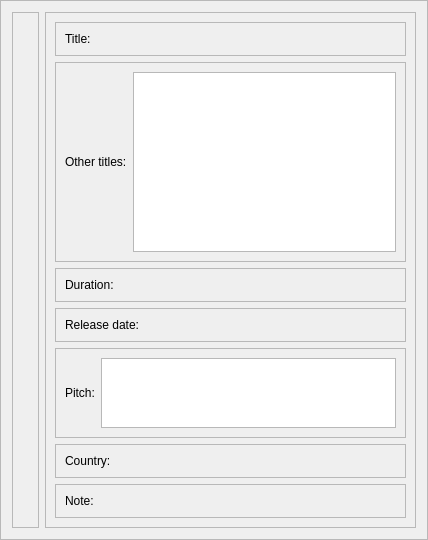
Qt form weboob/applications/qcineoob/ui/movie.ui (laurentb/weboob) before a commit.
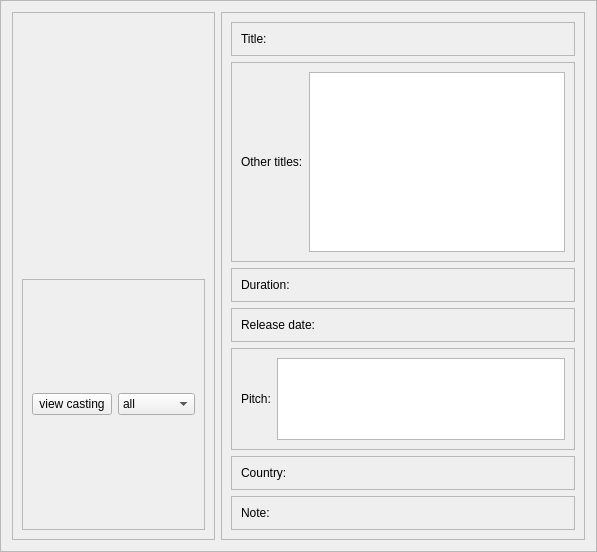
The same form after that commit.

Commit message: [qcineoob] casting almost done

Diff of the .ui file:
```diff
--- a/weboob/applications/qcineoob/ui/movie.ui
+++ b/weboob/applications/qcineoob/ui/movie.ui
@@ -6,8 +6,8 @@
    <rect>
     <x>0</x>
     <y>0</y>
-    <width>428</width>
-    <height>490</height>
+    <width>434</width>
+    <height>552</height>
    </rect>
   </property>
   <property name="sizePolicy">
@@ -46,7 +46,7 @@
      <property name="frameShadow">
       <enum>QFrame::Raised</enum>
      </property>
-     <layout class="QHBoxLayout" name="horizontalLayout_4">
+     <layout class="QVBoxLayout" name="verticalLayout_2">
       <item>
        <widget class="QLabel" name="imageLabel">
         <property name="text">
@@ -54,6 +54,44 @@
         </property>
        </widget>
       </item>
+      <item>
+       <widget class="QFrame" name="frame_10">
+        <property name="frameShape">
+         <enum>QFrame::StyledPanel</enum>
+        </property>
+        <property name="frameShadow">
+         <enum>QFrame::Raised</enum>
+        </property>
+        <layout class="QHBoxLayout" name="horizontalLayout_4">
+         <item>
+          <widget class="QPushButton" name="castingButton">
+           <property name="text">
+            <string>view casting</string>
+           </property>
+          </widget>
+         </item>
+         <item>
+          <widget class="QComboBox" name="castingCombo">
+           <item>
+            <property name="text">
+             <string>all</string>
+            </property>
+           </item>
+           <item>
+            <property name="text">
+             <string>actors</string>
+            </property>
+           </item>
+           <item>
+            <property name="text">
+             <string>directors</string>
+            </property>
+           </item>
+          </widget>
+         </item>
+        </layout>
+       </widget>
+      </item>
      </layout>
     </widget>
    </item>
```
The commit also changes 5 other files.
